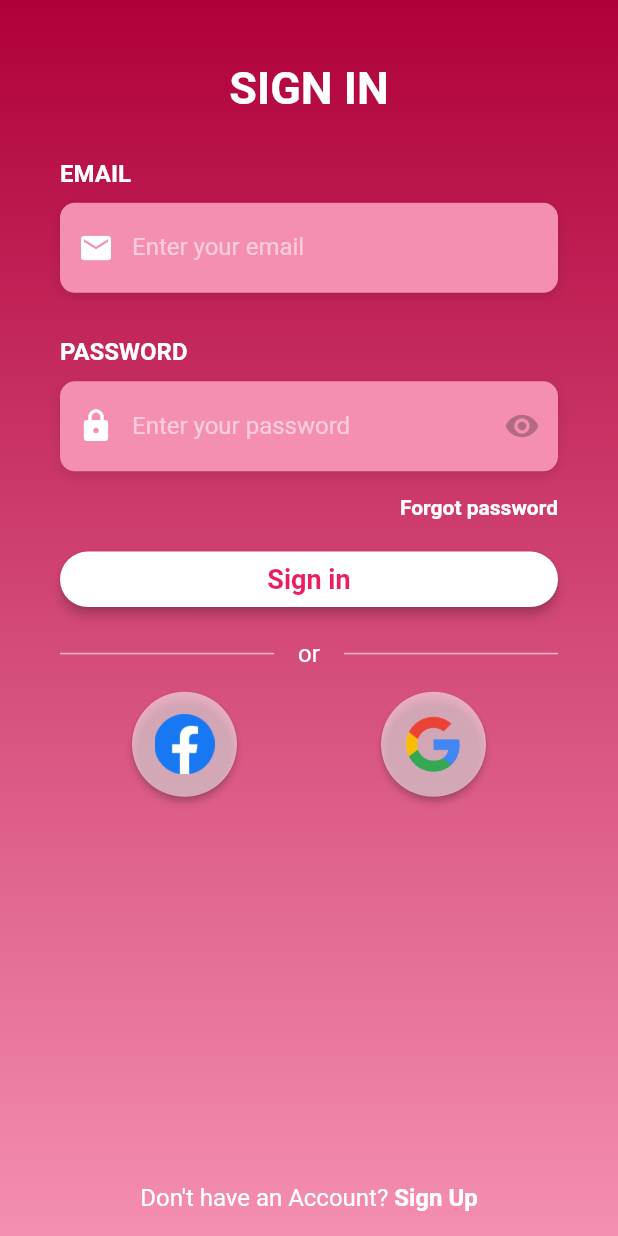
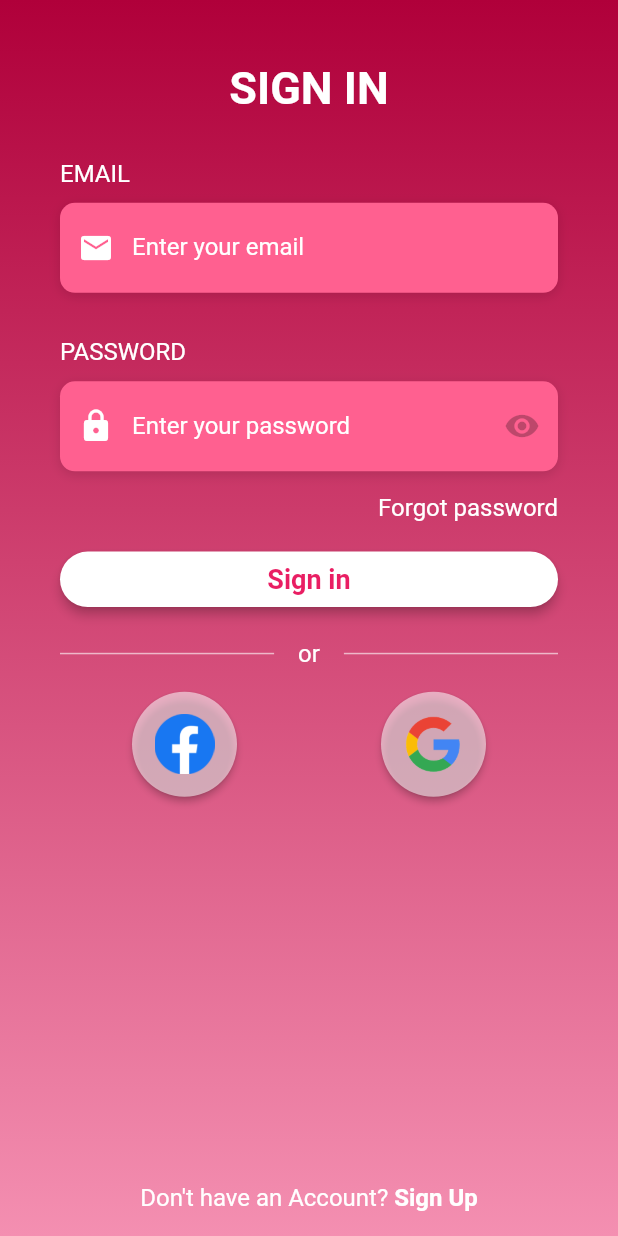
Before and after one commit to lucianoluzzi/couples_app, a Flutter app: the screen it shows after launch, on a phone screen of 412 x 824 dp. Run offline on Flutter 3.47's test engine with Material 2 defaults, Android fonts, the phone set to English and light mode, and no system bars; our stand-ins replace flutter_platform_widgets; Roboto replaces fonts that are missing (OpenSans).

Commit message:
Adapting more widgets to light/dark theme

```diff
--- a/lib/screens/login.dart
+++ b/lib/screens/login.dart
@@ -39,12 +39,11 @@ class Login extends StatelessWidget {
                         children: [
                           PlatformText(
                             'Sign In',
-                            style: TextStyle(
-                              color: Colors.white,
-                              fontFamily: 'OpenSans',
-                              fontSize: 30.0,
-                              fontWeight: FontWeight.bold,
-                            ),
+                            style:
+                                Theme.of(context).textTheme.bodyText2.copyWith(
+                                      fontWeight: FontWeight.bold,
+                                      fontSize: 30,
+                                    ),
                           ),
                           SizedBox(height: 30.0),
                           LoginTextField(
@@ -69,7 +68,7 @@ class Login extends StatelessWidget {
                                   print('Forgot Password Button Pressed'),
                               child: Text(
                                 'Forgot password',
-                                style: kLabelStyle,
+                                style: Theme.of(context).textTheme.bodyText2,
                               ),
                             ),
                           ),
--- a/lib/widgets/login/login_text_field.dart
+++ b/lib/widgets/login/login_text_field.dart
@@ -25,24 +25,37 @@ class LoginTextField extends StatefulWidget {
 class _LoginTextFieldState extends State<LoginTextField> {
   @override
   Widget build(BuildContext context) {
+    var brightness = MediaQuery.of(context).platformBrightness;
+    bool isDarkModeOn = brightness == Brightness.dark;
+
     return Column(
       crossAxisAlignment: CrossAxisAlignment.start,
       children: <Widget>[
         PlatformText(
           widget.label != null ? widget.label : null,
-          style: kLabelStyle,
+          style: Theme.of(context).textTheme.bodyText2,
         ),
         SizedBox(height: 10.0),
         Container(
           alignment: Alignment.centerLeft,
-          decoration: kBoxDecorationStyle,
+          decoration: BoxDecoration(
+            color: Theme.of(context).primaryColorLight,
+            borderRadius: BorderRadius.circular(10.0),
+            boxShadow: [
+              BoxShadow(
+                color: Colors.black12,
+                blurRadius: 6.0,
+                offset: Offset(0, 2),
+              ),
+            ],
+          ),
           height: 60.0,
           child: TextField(
             cursorColor: Colors.pink,
             obscureText: widget.obscureText,
             keyboardType: widget.inputType,
             style: TextStyle(
-              color: Colors.white,
+              color: Theme.of(context).primaryColorDark,
               fontFamily: 'OpenSans',
             ),
             decoration: InputDecoration(
@@ -56,7 +69,9 @@ class _LoginTextFieldState extends State<LoginTextField> {
                 visible: widget.isPassword,
                 child: IconButton(
                   icon: Icon(
-                    widget.obscureText ? Icons.visibility : Icons.visibility_off,
+                    widget.obscureText
+                        ? Icons.visibility
+                        : Icons.visibility_off,
                     color: widget.obscureText ? Colors.black26 : Colors.pink,
                     size: 24,
                   ),
@@ -68,7 +83,9 @@ class _LoginTextFieldState extends State<LoginTextField> {
                 ),
               ),
               hintText: widget.hint != null ? widget.hint : null,
-              hintStyle: kHintTextStyle,
+              hintStyle: TextStyle(
+                color: isDarkModeOn ? Theme.of(context).primaryColorDark : Colors.white,
+              ),
             ),
           ),
         ),
@@ -79,12 +96,6 @@ class _LoginTextFieldState extends State<LoginTextField> {
 
 final kHintTextStyle = TextStyle(
   color: Colors.white54,
-  fontFamily: 'OpenSans',
-);
-
-final kLabelStyle = TextStyle(
-  color: Colors.white,
-  fontWeight: FontWeight.bold,
   fontFamily: 'OpenSans',
 );
 
```
